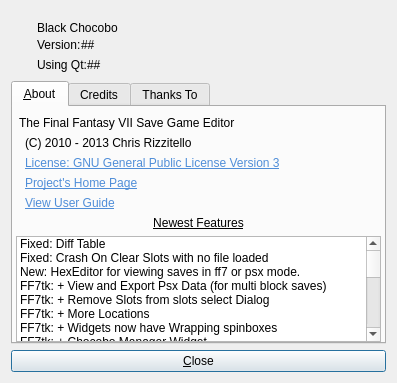
The window that about.ui (sithlord48/blackchocobo) describes before a commit, drawn with Qt 5.
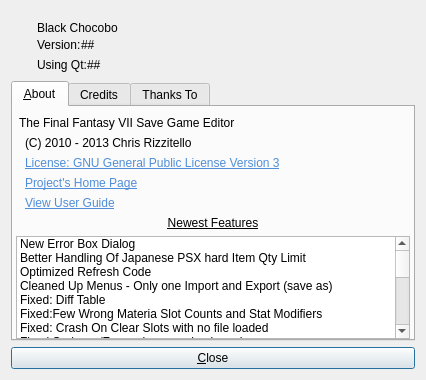
The same window after the commit. Icons and pictures are not drawn.

Commit message: ChocoboLabel: StyleButtons With Hover, Fixed paste always incrmenting StablesOccupied. ChocoboManager: Fixed Paste Always adding to stables occupied when stable all ready occupied. MateriaEditor: Don't Grab Icons From theme, make hover color a bit brighter, style copy/paste/remove buttons to be flat and hover effect. LocationViewer: Added Filter for Location Table FF7Save_Types: Remove Unused FF7WorldCoords Data Struct MainWindow: fixed Some Strings Lang Files: Updated for new strings ; translated some strings were possible. bchoco.rc : update copyright year.

What changed in the file:
```diff
--- a/about.ui
+++ b/about.ui
@@ -9,8 +9,8 @@
    <rect>
     <x>0</x>
     <y>0</y>
-    <width>397</width>
-    <height>383</height>
+    <width>426</width>
+    <height>380</height>
    </rect>
   </property>
   <property name="windowTitle">
@@ -343,11 +343,36 @@
          <property name="wordWrap">
           <bool>true</bool>
          </property>
+         <item>
+          <property name="text">
+           <string>New Error Box Dialog</string>
+          </property>
+         </item>
+         <item>
+          <property name="text">
+           <string>Better Handling Of Japanese PSX hard Item Qty Limit</string>
+          </property>
+         </item>
+         <item>
+          <property name="text">
+           <string>Optimized Refresh Code</string>
+          </property>
+         </item>
+         <item>
+          <property name="text">
+           <string>Cleaned Up Menus - Only one Import and Export (save as)</string>
+          </property>
+         </item>
          <item>
           <property name="text">
            <string>Fixed: Diff Table</string>
           </property>
          </item>
+         <item>
+          <property name="text">
+           <string>Fixed:Few Wrong Materia Slot Counts and Stat Modifiers</string>
+          </property>
+         </item>
          <item>
           <property name="text">
            <string>Fixed: Crash On Clear Slots with no file loaded</string>
@@ -355,7 +380,32 @@
          </item>
          <item>
           <property name="text">
-           <string>New: HexEditor for viewing saves in ff7 or psx mode.</string>
+           <string>Fixed:Sadness/Fury value were backwards</string>
+          </property>
+         </item>
+         <item>
+          <property name="text">
+           <string>New: Use Same Format as FF7 For Location Data (XYTD)</string>
+          </property>
+         </item>
+         <item>
+          <property name="text">
+           <string>New: HexEditor for full psxslot or ff7slot Editing</string>
+          </property>
+         </item>
+         <item>
+          <property name="text">
+           <string>New: Edit Condor Funds , Condor Wins/Losses</string>
+          </property>
+         </item>
+         <item>
+          <property name="text">
+           <string>New: Pandora Box Flags , Item Flags to Edit</string>
+          </property>
+         </item>
+         <item>
+          <property name="text">
+           <string>FF7tk: + LocationViewer</string>
           </property>
          </item>
          <item>
@@ -365,12 +415,12 @@
          </item>
          <item>
           <property name="text">
-           <string>FF7tk: + Remove Slots from slots select Dialog </string>
+           <string>FF7tk: + SlotSelect Improvements</string>
           </property>
          </item>
          <item>
           <property name="text">
-           <string>FF7tk: + More Locations</string>
+           <string>FF7tk: + More Locations And Viewer</string>
           </property>
          </item>
          <item>
```
Left out of the diff: 6 changed lines with no effect on the pictures. The commit also changes 15 other files.
